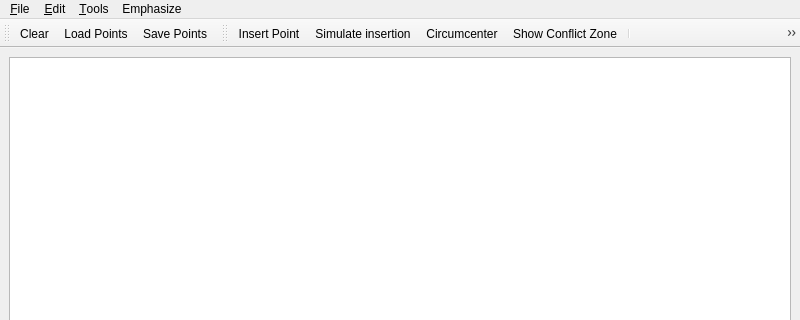
The window that GraphicsView/demo/Periodic_2_triangulation_2/Periodic_2_triangulation_2.ui (CGAL/cgal) describes before a commit, drawn with Qt 5; both pictures show x 0 to 800 and y 0 to 320 of the 800 by 600 pixel window.
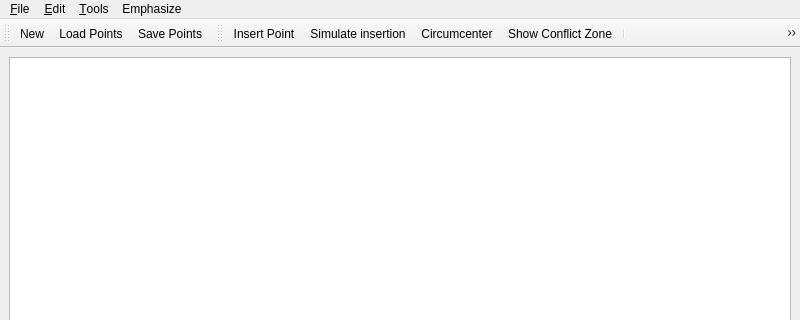
The same window after the commit. Icons and pictures are not drawn.

Commit message: Updated the P2T2 demo.

The edit to the form file:
```diff
--- a/GraphicsView/demo/Periodic_2_triangulation_2/Periodic_2_triangulation_2.ui
+++ b/GraphicsView/demo/Periodic_2_triangulation_2/Periodic_2_triangulation_2.ui
@@ -212,7 +212,7 @@
      <normaloff>:/cgal/fileToolbar/fileNew.png</normaloff>:/cgal/fileToolbar/fileNew.png</iconset>
    </property>
    <property name="text">
-    <string>&amp;Clear</string>
+    <string>&amp;New</string>
    </property>
    <property name="shortcut">
     <string>Ctrl+C</string>
```
Left out of the diff: 4 changed lines with no effect on the pictures. The commit also changes 2 other files.
